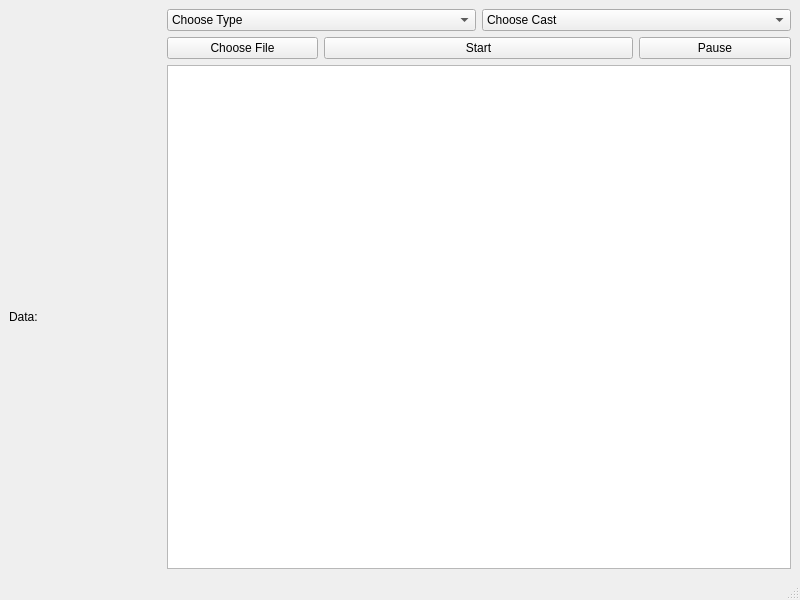
First picture: the form in UDPsendrecv/mainwindow.ui, repository aydinguler/udp-audio-stream, before the edit.
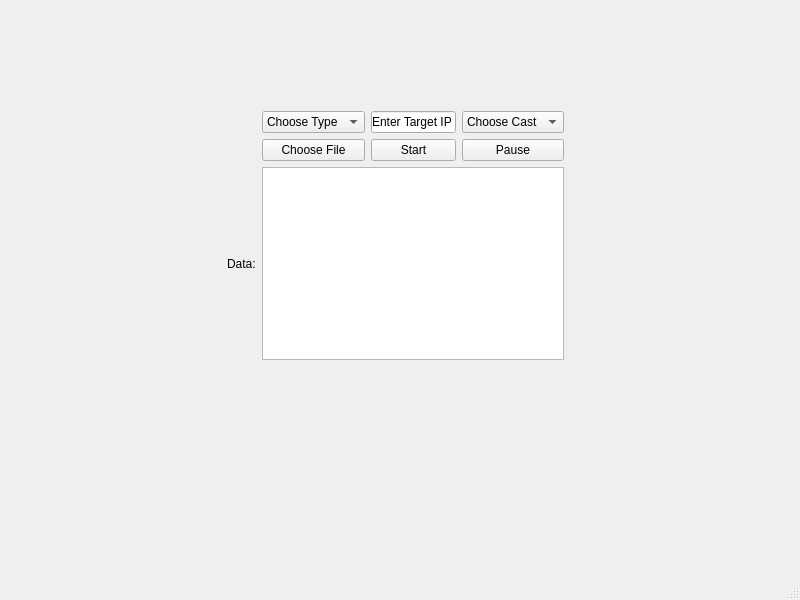
Second picture: the form after the edit.

```diff
--- a/UDPsendrecv/mainwindow.ui
+++ b/UDPsendrecv/mainwindow.ui
@@ -14,10 +14,17 @@
    <string>Audio Stream</string>
   </property>
   <widget class="QWidget" name="centralwidget">
-   <layout class="QGridLayout" name="gridLayout_2">
-    <item row="0" column="0">
+   <widget class="QWidget" name="">
+    <property name="geometry">
+     <rect>
+      <x>227</x>
+      <y>111</y>
+      <width>337</width>
+      <height>249</height>
+     </rect>
+    </property>
      <layout class="QGridLayout" name="gridLayout">
-      <item row="0" column="1" colspan="2">
+     <item row="0" column="1">
        <widget class="QComboBox" name="comboBox">
         <item>
          <property name="text">
@@ -36,7 +43,14 @@
         </item>
        </widget>
       </item>
-      <item row="0" column="3" colspan="2">
+     <item row="0" column="2">
+      <widget class="QLineEdit" name="lineEdit">
+       <property name="text">
+        <string>Enter Target IP</string>
+       </property>
+      </widget>
+     </item>
+     <item row="0" column="3">
        <widget class="QComboBox" name="comboBox_2">
         <item>
          <property name="text">
@@ -62,7 +76,7 @@
         </property>
        </widget>
       </item>
-      <item row="1" column="2" colspan="2">
+     <item row="1" column="2">
        <widget class="QPushButton" name="pushButton">
         <property name="text">
          <string>Start</string>
@@ -81,7 +95,7 @@
         </property>
        </widget>
       </item>
-      <item row="1" column="4">
+     <item row="1" column="3">
        <widget class="QPushButton" name="pushButton_3">
         <property name="text">
          <string>Pause</string>
@@ -98,12 +112,11 @@
         </property>
        </widget>
       </item>
-      <item row="2" column="1" colspan="4">
+     <item row="2" column="1" colspan="3">
        <widget class="QTextBrowser" name="textBrowser"/>
       </item>
      </layout>
-    </item>
-   </layout>
+   </widget>
   </widget>
   <widget class="QMenuBar" name="menubar">
    <property name="geometry">
```
Lines whose indentation alone changed are shown as unchanged.
